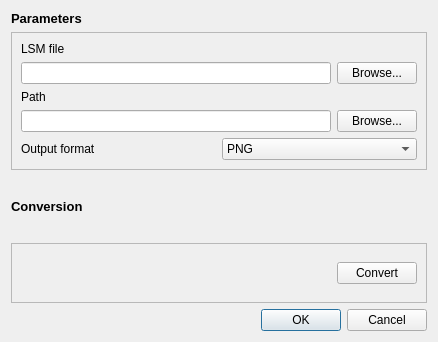
Above: trunk/GoFigure2Beta/Code/GUI/lib/LsmToMegaExportDialog.ui from gofigure2/GoFigure2 before the change. Below: the same form after it.
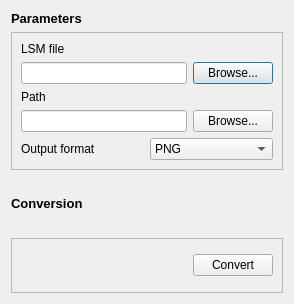
That is the form after the change.

Commit message: widget less confusing

Diff of the .ui file:
```diff
--- a/trunk/GoFigure2Beta/Code/GUI/lib/LsmToMegaExportDialog.ui
+++ b/trunk/GoFigure2Beta/Code/GUI/lib/LsmToMegaExportDialog.ui
@@ -6,8 +6,8 @@
    <rect>
     <x>0</x>
     <y>0</y>
-    <width>438</width>
-    <height>342</height>
+    <width>294</width>
+    <height>304</height>
    </rect>
   </property>
   <property name="windowTitle">
@@ -182,16 +182,6 @@
      </item>
     </layout>
    </item>
-   <item row="2" column="0">
-    <widget class="QDialogButtonBox" name="buttonBox">
-     <property name="orientation">
-      <enum>Qt::Horizontal</enum>
-     </property>
-     <property name="standardButtons">
-      <set>QDialogButtonBox::Cancel|QDialogButtonBox::Ok</set>
-     </property>
-    </widget>
-   </item>
   </layout>
  </widget>
  <resources/>
```
Left out of the diff: 35 changed lines with no effect on the pictures. The commit also changes 1 other file.
